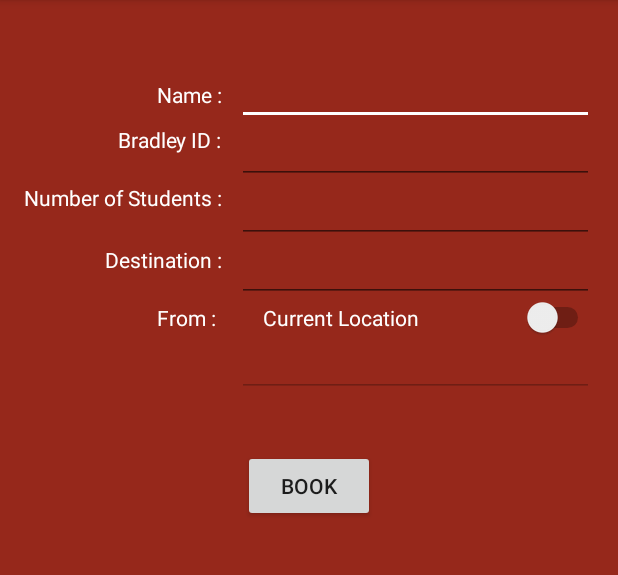
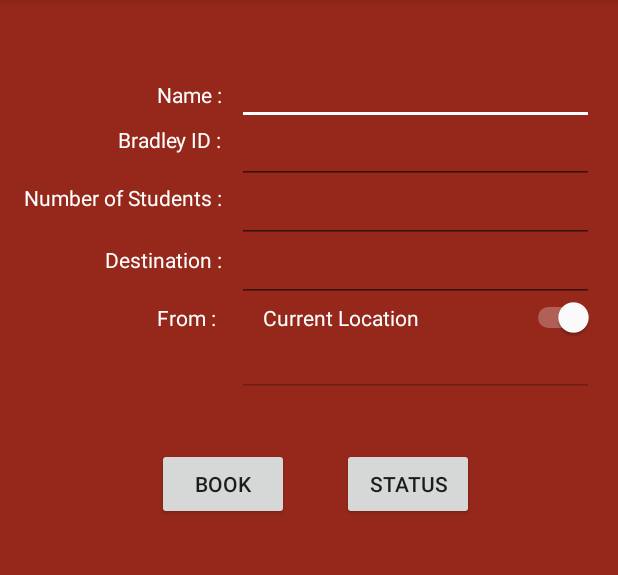
Before and after one commit to soniclavier/android, an Android app: the BookActivity screen opened directly, with no data from a screen before it, on a phone screen of 412 x 824 dp, the part 84-659 px from its top. Run offline under Robolectric (Android 15) with nearby library versions, the phone set to English and light mode, and no system bars; our stand-ins replace Volley.

Commit message:
book,status

```diff
--- a/hilltop/src/main/java/com/example/vishnu/hilltop/RegistrationIntentService.java
+++ b/hilltop/src/main/java/com/example/vishnu/hilltop/RegistrationIntentService.java
@@ -40,7 +40,8 @@ public class RegistrationIntentService extends IntentService {
             String token = instanceID.getToken(getString(R.string.gcm_defaultSenderId),
                     GoogleCloudMessaging.INSTANCE_ID_SCOPE, null);
             // [END get_token]
-            Log.i(TAG, "GCM Registration Token: " + token);
+            //Log.i(TAG, "GCM Registration Token: " + token);
+            Log.i(TAG, "GCM Registration Token received");
 
             // TODO: Implement this method to send any registration to your app's servers.
             sendRegistrationToServer(token);
--- a/hilltop/src/main/res/layout/activity_book.xml
+++ b/hilltop/src/main/res/layout/activity_book.xml
@@ -84,7 +84,7 @@
         android:text="Current Location"
         android:id="@+id/switchBook"
         android:textColor="@color/white"
-        android:checked="false"
+        android:checked="true"
         android:layout_marginLeft="17dp"
         android:layout_marginStart="17dp"
         android:layout_alignBaseline="@+id/fromLabel"
@@ -150,9 +150,22 @@
         android:layout_height="wrap_content"
         android:text="Book"
         android:id="@+id/bookButton"
+        android:onClick="sendBookReqest"
+        android:layout_marginTop="34dp"
         android:layout_below="@+id/fromLoc"
-        android:layout_centerHorizontal="true"
-        android:onClick="sendBookReqest"
-        android:layout_marginTop="35dp" />
+        android:layout_alignLeft="@+id/fromLabel"
+        android:layout_alignStart="@+id/fromLabel" />
+
+    <Button
+        android:layout_width="wrap_content"
+        android:layout_height="wrap_content"
+        android:text="Status"
+        android:id="@+id/status"
+        android:onClick="loadBookingStatus"
+        android:layout_alignBottom="@+id/bookButton"
+        android:layout_toRightOf="@+id/bookButton"
+        android:layout_toEndOf="@+id/bookButton"
+        android:layout_marginLeft="35dp"
+        android:layout_marginStart="35dp" />
 
 </RelativeLayout>
--- a/hilltop/src/main/res/values/colors.xml
+++ b/hilltop/src/main/res/values/colors.xml
@@ -9,6 +9,12 @@
     <color name="marino">#446CB3</color>
     <color name="royalblue">#4183D7</color>
     <color name="steelblue">#4B77BE</color>
+    <color name="gossipGreen">#87D37C</color>
+    <color name="smokeGrey">#ECECEC</color>
+    <color name="lynch">#6C7A89</color>
+    <color name="brickred">#96281B</color>
+    <color name="darkgrey">#212121</color>
+
 
     <color name="black_overlay">#66000000</color>
 </resources>
--- a/hilltop/src/main/res/values/strings.xml
+++ b/hilltop/src/main/res/values/strings.xml
@@ -8,5 +8,6 @@
         running the sample again.</string>
     <string name="title_activity_locate">Locate</string>
     <string name="title_activity_track_vehicle">Map</string>
+    <string name="title_activity_test">Test</string>
 
 </resources>
```
Also changed, not shown: hilltop/src/main/AndroidManifest.xml (+6 -1 lines), hilltop/src/main/java/com/example/vishnu/hilltop/BookActivity.java (+13 -0 lines), hilltop/src/main/java/com/example/vishnu/hilltop/BookingStatus.java (added, +109 -0 lines), hilltop/src/main/res/drawable-mdpi/rowborder.xml (added, +11 -0 lines), hilltop/src/main/res/layout/activity_booking_status.xml (added, +36 -0 lines).
